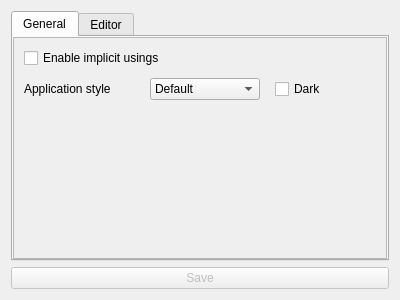
Qt form src/ui/settingsform.ui (BowDown097/DecompIL) before a commit.
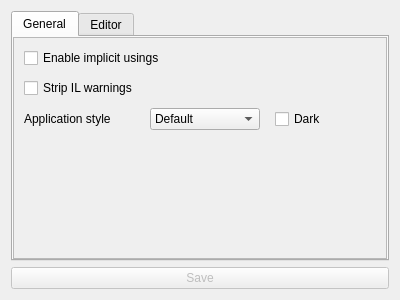
The same form after that commit.

Commit message: Add setting for stripping IL warnings

```diff
--- a/src/ui/settingsform.ui
+++ b/src/ui/settingsform.ui
@@ -50,7 +50,7 @@
             <x>0</x>
             <y>0</y>
             <width>376</width>
-            <height>82</height>
+            <height>116</height>
            </rect>
           </property>
           <property name="sizePolicy">
@@ -82,6 +82,16 @@
              </property>
             </widget>
            </item>
+           <item>
+            <widget class="QCheckBox" name="stripILWarnings">
+             <property name="toolTip">
+              <string>Conversion from IL to C# will sometimes produce warnings, but these typically are irrelevant to the user and don't affect the resulting code.</string>
+             </property>
+             <property name="text">
+              <string>Strip IL warnings</string>
+             </property>
+            </widget>
+           </item>
            <item>
             <layout class="QHBoxLayout" name="horizontalLayout">
              <property name="spacing">
```
Left out of the diff: 3 changed lines with no effect on the pictures. The commit also changes 7 other files.
